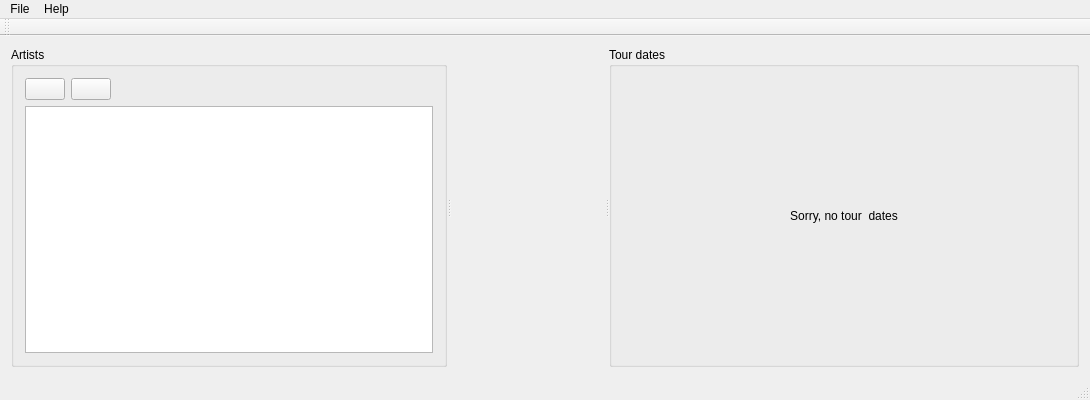
First picture: the form in mainwindow.ui, repository flavio/rockmarble, before the edit.
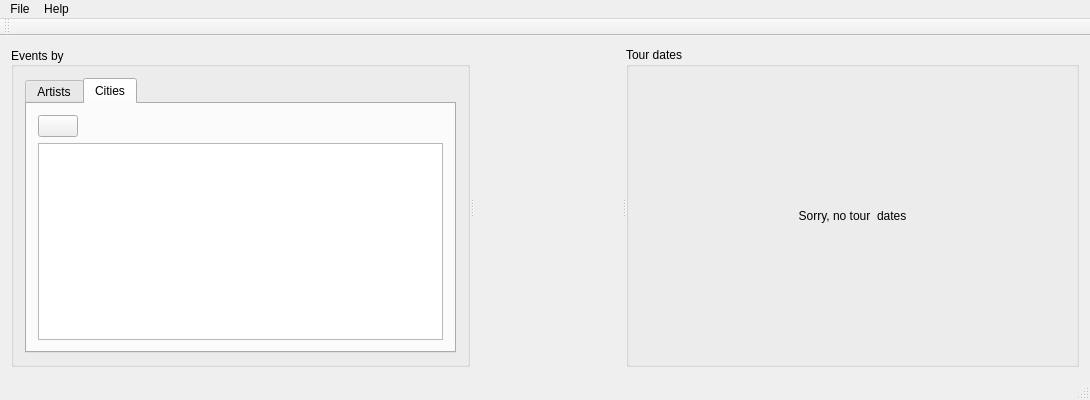
Second picture: the form after the edit. The open tabs and pages were chosen to show the change. Icons and pictures are not drawn. Custom widgets are drawn as their Qt base class.

Commit message: added city tab

```diff
--- a/mainwindow.ui
+++ b/mainwindow.ui
@@ -32,10 +32,23 @@
       </property>
       <widget class="QGroupBox" name="groupBox">
        <property name="title">
-        <string>Artists</string>
+        <string>Events by</string>
+       </property>
+       <property name="alignment">
+        <set>Qt::AlignLeading|Qt::AlignLeft|Qt::AlignVCenter</set>
        </property>
        <layout class="QVBoxLayout" name="verticalLayout_3">
         <item>
+         <widget class="QTabWidget" name="tabWidget">
+          <property name="currentIndex">
+           <number>0</number>
+          </property>
+          <widget class="QWidget" name="tab">
+           <attribute name="title">
+            <string>Artists</string>
+           </attribute>
+           <layout class="QVBoxLayout" name="verticalLayout_5">
+            <item>
          <layout class="QHBoxLayout" name="horizontalLayout_2">
           <item>
            <widget class="QPushButton" name="addArtistBtn">
@@ -94,6 +107,48 @@
         </item>
         <item>
          <widget class="QListWidget" name="artistList"/>
+            </item>
+           </layout>
+          </widget>
+          <widget class="QWidget" name="tab_2">
+           <attribute name="title">
+            <string>Cities</string>
+           </attribute>
+           <layout class="QVBoxLayout" name="verticalLayout_7">
+            <item>
+             <layout class="QHBoxLayout" name="horizontalLayout">
+              <item>
+               <widget class="QPushButton" name="addCityBtn">
+                <property name="text">
+                 <string/>
+                </property>
+                <property name="icon">
+                 <iconset resource="resources.qrc">
+                  <normaloff>:/icons/list-add.png</normaloff>:/icons/list-add.png</iconset>
+                </property>
+               </widget>
+              </item>
+              <item>
+               <spacer name="horizontalSpacer_2">
+                <property name="orientation">
+                 <enum>Qt::Horizontal</enum>
+                </property>
+                <property name="sizeHint" stdset="0">
+                 <size>
+                  <width>40</width>
+                  <height>20</height>
+                 </size>
+                </property>
+               </spacer>
+              </item>
+             </layout>
+            </item>
+            <item>
+             <widget class="QListWidget" name="citiesList"/>
+            </item>
+           </layout>
+          </widget>
+         </widget>
         </item>
        </layout>
       </widget>
```
Lines whose indentation alone changed are shown as unchanged.
